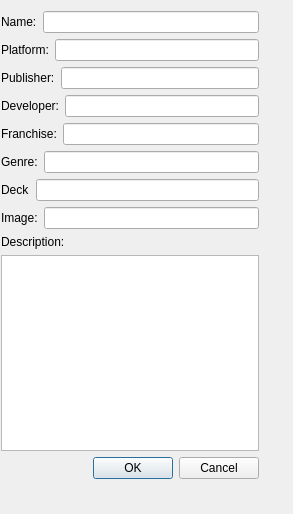
Old version of the form GameTrackerV2/manualadd.ui in the repository Zazkya/game-tracker-v2.
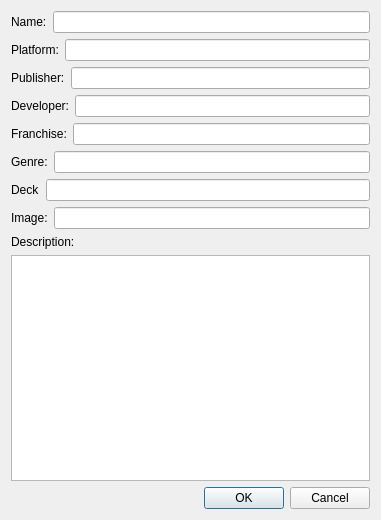
New version of the form.

Diff of the .ui file:
```diff
--- a/GameTrackerV2/manualadd.ui
+++ b/GameTrackerV2/manualadd.ui
@@ -6,22 +6,15 @@
    <rect>
     <x>0</x>
     <y>0</y>
-    <width>293</width>
-    <height>514</height>
+    <width>381</width>
+    <height>520</height>
    </rect>
   </property>
   <property name="windowTitle">
    <string>Dialog</string>
   </property>
-  <widget class="QWidget" name="">
-   <property name="geometry">
-    <rect>
-     <x>1</x>
-     <y>11</y>
-     <width>258</width>
-     <height>468</height>
-    </rect>
-   </property>
+  <layout class="QGridLayout" name="gridLayout">
+   <item row="0" column="0">
    <layout class="QVBoxLayout" name="verticalLayout">
     <item>
      <layout class="QHBoxLayout" name="horizontalLayout">
@@ -160,7 +153,8 @@
      </layout>
     </item>
    </layout>
-  </widget>
+   </item>
+  </layout>
  </widget>
  <resources/>
  <connections>
```
Lines whose indentation alone changed are shown as unchanged.
